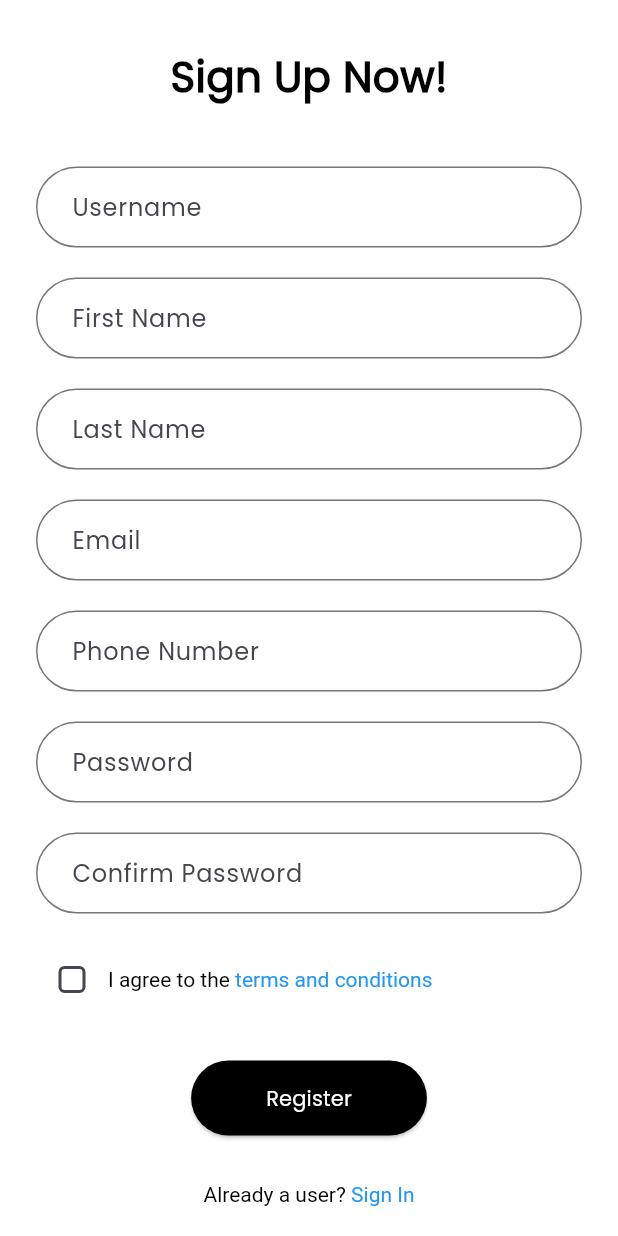
After one commit to Ziroworld/Ailav, a Flutter app: the RegisterScreenView screen opened directly, on a phone screen of 412 x 824 dp. The commit adds this screen. Run offline on Flutter 3.47's test engine with Material 3 defaults, Android fonts, the phone set to English and light mode, and no system bars.

```diff
--- a/lib/view/login_screen_view.dart
+++ b/lib/view/login_screen_view.dart
@@ -1,5 +1,6 @@
 import 'package:ailav/common/break_common.dart';
 import 'package:ailav/common/textfield_commoner.dart';
+import 'package:ailav/view/register_screen_view.dart';
 import 'package:flutter/gestures.dart';
 import 'package:flutter/material.dart';
 
@@ -90,7 +91,12 @@ class LoginScreenView extends StatelessWidget {
                       style: const TextStyle(color: Colors.blue),
                       recognizer: TapGestureRecognizer()
                         ..onTap = () {
-                          // Handle register tap
+                          Navigator.push(
+                            context,
+                            MaterialPageRoute(
+                              builder: (context) => const RegisterScreenView(),
+                            ),
+                          );
                         },
                     ),
                   ],
--- /dev/null
+++ b/lib/view/register_screen_view.dart
@@ -0,0 +1,149 @@
+import 'package:flutter/gestures.dart';
+import 'package:flutter/material.dart';
+import 'package:ailav/common/break_common.dart';
+import 'package:ailav/common/textfield_commoner.dart';
+
+class RegisterScreenView extends StatelessWidget {
+  const RegisterScreenView({super.key});
+
+  @override
+  Widget build(BuildContext context) {
+    return Scaffold(
+      backgroundColor: Colors.white,
+      body: SafeArea(
+        child: Column(
+          children: [
+            Expanded(
+              child: Center(
+                child: SingleChildScrollView(
+                  padding: const EdgeInsets.symmetric(horizontal: 24.0),
+                  child: Column(
+                    mainAxisAlignment: MainAxisAlignment.center,
+                    crossAxisAlignment: CrossAxisAlignment.center,
+                    children: [
+                      const Text(
+                        'Sign Up Now!',
+                        style: TextStyle(
+                          fontSize: 28,
+                          fontWeight: FontWeight.bold,
+                          color: Colors.black,
+                        ),
+                      ),
+                      Break(40), // Space below the title
+                      const Textfield(
+                        obscureText: false,
+                        text: 'Username',
+                      ),
+                      Break(20), // Space between fields
+                      const Textfield(
+                        obscureText: false,
+                        text: 'First Name',
+                      ),
+                      Break(20),
+                      const Textfield(
+                        obscureText: false,
+                        text: 'Last Name',
+                      ),
+                      Break(20),
+                      const Textfield(
+                        obscureText: false,
+                        text: 'Email',
+                      ),
+                      Break(20),
+                      const Textfield(
+                        obscureText: false,
+                        text: 'Phone Number',
+                      ),
+                      Break(20),
+                      const Textfield(
+                        obscureText: true,
+                        text: 'Password',
+                      ),
+                      Break(20),
+                      const Textfield(
+                        obscureText: true,
+                        text: 'Confirm Password',
+                      ),
+                      Break(20),
+                      Row(
+                        children: [
+                          Checkbox(
+                            value: false,
+                            onChanged: (value) {
+                              // Handle checkbox logic
+                            },
+                            shape: RoundedRectangleBorder(
+                              borderRadius: BorderRadius.circular(4),
+                            ),
+                          ),
+                          Flexible(
+                            child: RichText(
+                              text: TextSpan(
+                                text: 'I agree to the ',
+                                style: const TextStyle(color: Colors.black),
+                                children: [
+                                  TextSpan(
+                                    text: 'terms and conditions',
+                                    style: const TextStyle(color: Colors.blue),
+                                    recognizer: TapGestureRecognizer()
+                                      ..onTap = () {
+                                        // Handle terms and conditions tap
+                                      },
+                                  ),
+                                ],
+                              ),
+                            ),
+                          ),
+                        ],
+                      ),
+                      Break(30),
+                      ElevatedButton(
+                        onPressed: () {
+                          // Handle register logic
+                        },
+                        style: ElevatedButton.styleFrom(
+                          backgroundColor: Colors.black, // Button color
+                          padding: const EdgeInsets.symmetric(
+                              horizontal: 50, vertical: 15),
+                          shape: RoundedRectangleBorder(
+                            borderRadius:
+                                BorderRadius.circular(30), // Rounded button
+                          ),
+                        ),
+                        child: const Text(
+                          'Register',
+                          style: TextStyle(color: Colors.white),
+                        ),
+                      ),
+                    ],
+                  ),
+                ),
+              ),
+            ),
+            Padding(
+              padding: const EdgeInsets.only(
+                  bottom: 20.0), // Push "Already a user?" to the bottom
+              child: RichText(
+                textAlign: TextAlign.center,
+                text: TextSpan(
+                  text: 'Already a user? ',
+                  style: const TextStyle(color: Colors.black),
+                  children: [
+                    TextSpan(
+                      text: 'Sign In',
+                      style: const TextStyle(color: Colors.blue),
+                      recognizer: TapGestureRecognizer()
+                        ..onTap = () {
+                          // Handle sign-in navigation
+                        },
+                    ),
+                  ],
+                ),
+              ),
+            ),
+          ],
+        ),
+      ),
+    );
+  }
+}
```
